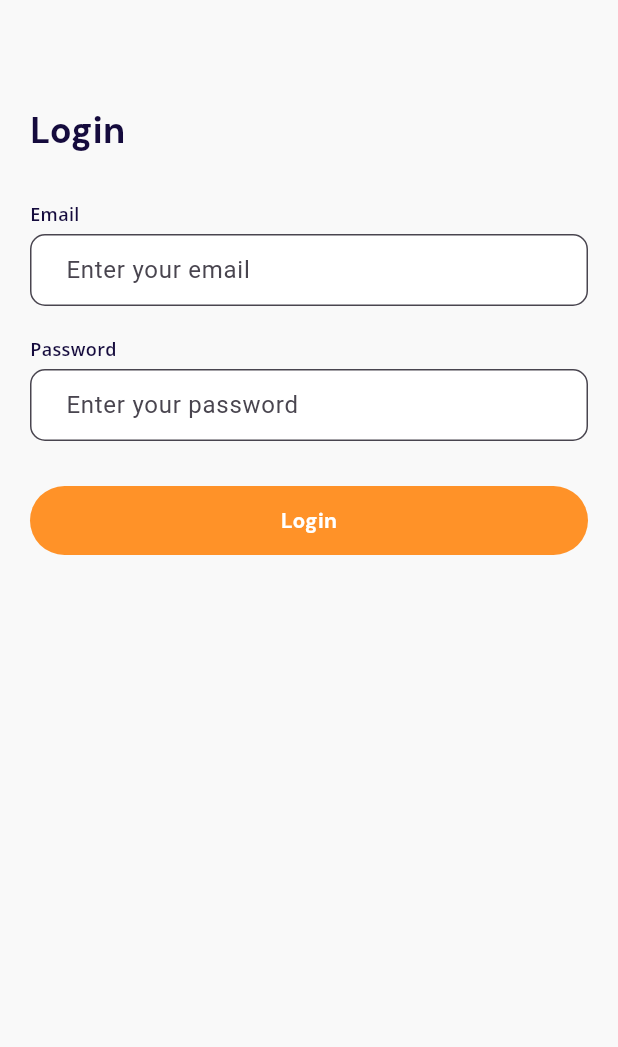
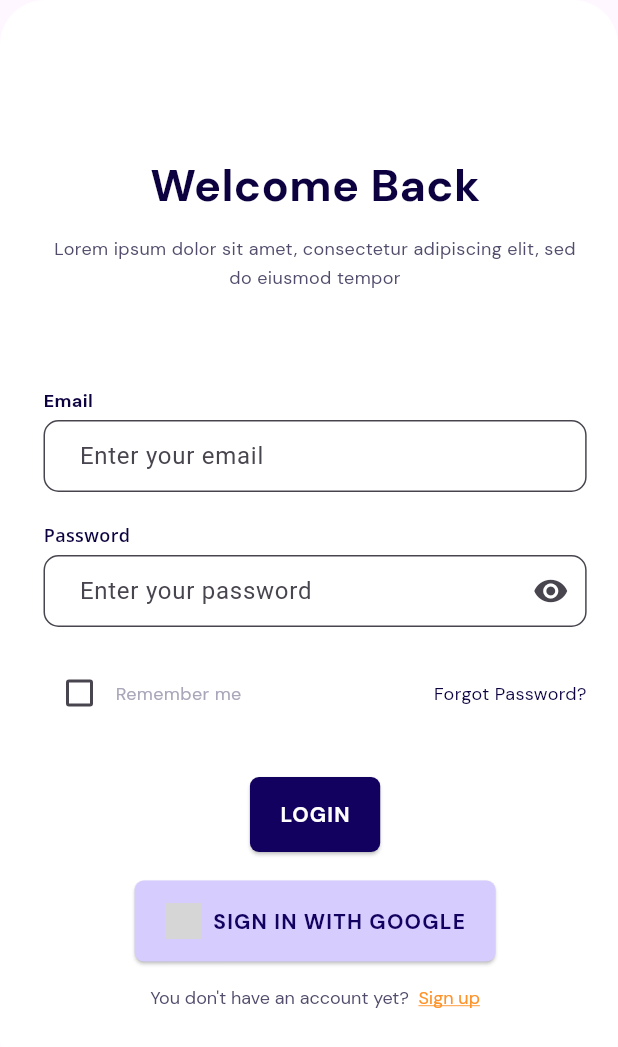
Before and after one commit to Hermankate/group7zrepo, a Flutter app: the screen it shows after launch, after a tap on "Sign In", on a phone screen of 412 x 824 dp. Shown: the top 1047 px of the screen. Run offline on Flutter 3.47's test engine with Material 3 defaults, Android fonts, the phone set to English and light mode, and no system bars; our stand-ins replace cloud_firestore, firebase_auth, firebase_core, firebase_messaging, flutter_svg, font_awesome_flutter and 3 more; missing offline and left inert: .dart, googleapis; accounts and stored records are empty; project files that could hold a hidden picture were left out; key blocks and very long unbroken strings in the code were emptied for the run; grey boxes are pictures that could not be loaded.

Commit message:
working on ui

```diff
--- a/lib/pages/auth/sign_in_page.dart
+++ b/lib/pages/auth/sign_in_page.dart
@@ -370,7 +370,11 @@
 //     );
 //   }
 // }
+// ignore_for_file: prefer_const_literals_to_create_immutables, prefer_const_constructors
+
+import 'package:flutter/gestures.dart';
 import 'package:flutter/material.dart';
+import 'package:flutter_svg/flutter_svg.dart';
 import 'package:google_fonts/google_fonts.dart';
 
 class SignInPage extends StatefulWidget {
@@ -381,6 +385,20 @@ class SignInPage extends StatefulWidget {
 class _SignInPageState extends State<SignInPage> {
   final _emailController = TextEditingController();
   final _passwordController = TextEditingController();
+  bool _rememberMe = false;
+  bool _obscurePassword = true;
+
+  void _toggleRememberMe(bool? value) {
+    setState(() {
+      _rememberMe = value ?? false;
+    });
+  }
+
+  void _togglePasswordVisibility() {
+    setState(() {
+      _obscurePassword = !_obscurePassword;
+    });
+  }
 
   void _login() {
     final email = _emailController.text;
@@ -390,31 +408,53 @@ class _SignInPageState extends State<SignInPage> {
     print('Password: $password');
   }
 
+  void _loginWithGoogle() {
+    // Handle Google login logic here
+  }
+
   @override
   Widget build(BuildContext context) {
     return Scaffold(
-      backgroundColor: Color(0xFFF9F9F9),
-      body: Padding(
-        padding: const EdgeInsets.all(20.0),
+      body: SingleChildScrollView(
+        child: Container(
+          decoration: BoxDecoration(
+            color: Color(0xFFFFFFFF),
+            borderRadius: BorderRadius.circular(30),
+          ),
+          child: Padding(
+            padding: EdgeInsets.fromLTRB(29, 102, 20.9, 50),
             child: Column(
-          crossAxisAlignment: CrossAxisAlignment.start,
+              crossAxisAlignment: CrossAxisAlignment.center,
               children: [
-            SizedBox(height: 50),
                 Text(
-              'Login',
+                  'Welcome Back',
                   style: GoogleFonts.dmSans(
                     fontWeight: FontWeight.w700,
-                fontSize: 24,
-                color: Color(0xFF150B3D),
+                    fontSize: 30,
+                    color: Color(0xFF0D0140),
                   ),
                 ),
-            SizedBox(height: 30),
+                SizedBox(height: 11),
                 Text(
+                  'Lorem ipsum dolor sit amet, consectetur adipiscing elit, sed do eiusmod tempor',
+                  textAlign: TextAlign.center,
+                  style: GoogleFonts.dmSans(
+                    fontWeight: FontWeight.w400,
+                    fontSize: 12,
+                    height: 1.6,
+                    color: Color(0xFF524B6B),
+                  ),
+                ),
+                SizedBox(height: 64),
+                Align(
+                  alignment: Alignment.topLeft,
+                  child: Text(
                     'Email',
-              style: GoogleFonts.openSans(
-                fontWeight: FontWeight.w600,
+                    style: GoogleFonts.dmSans(
+                      fontWeight: FontWeight.w700,
                       fontSize: 12,
-                color: Color(0xFF150B3D),
+                      color: Color(0xFF0D0140),
+                    ),
                   ),
                 ),
                 SizedBox(height: 5),
@@ -432,18 +472,21 @@ class _SignInPageState extends State<SignInPage> {
                   ),
                 ),
                 SizedBox(height: 20),
-            Text(
+                Align(
+                  alignment: Alignment.topLeft,
+                  child: Text(
                     'Password',
                     style: GoogleFonts.openSans(
                       fontWeight: FontWeight.w600,
                       fontSize: 12,
-                color: Color(0xFF150B3D),
+                      color: Color(0xFF0D0140),
+                    ),
                   ),
                 ),
                 SizedBox(height: 5),
                 TextField(
                   controller: _passwordController,
-              obscureText: true,
+                  obscureText: _obscurePassword,
                   decoration: InputDecoration(
                     hintText: 'Enter your password',
                     contentPadding:
@@ -453,33 +496,131 @@ class _SignInPageState extends State<SignInPage> {
                     ),
                     filled: true,
                     fillColor: Colors.white,
+                    suffixIcon: IconButton(
+                      icon: Icon(
+                        _obscurePassword
+                            ? Icons.visibility
+                            : Icons.visibility_off,
+                      ),
+                      onPressed: _togglePasswordVisibility,
                     ),
                   ),
-            SizedBox(height: 30),
-            GestureDetector(
-              onTap: _login,
-              child: Container(
-                width: double.infinity,
-                height: 46,
-                decoration: BoxDecoration(
-                  color: Color(0xFFFF9228),
-                  borderRadius: BorderRadius.circular(23),
                 ),
-                child: Center(
+                SizedBox(height: 20),
+                Row(
+                  mainAxisAlignment: MainAxisAlignment.spaceBetween,
+                  children: [
+                    Row(
+                      children: [
+                        Checkbox(
+                          value: _rememberMe,
+                          onChanged: _toggleRememberMe,
+                        ),
+                        Text(
+                          'Remember me',
+                          style: GoogleFonts.dmSans(
+                            fontWeight: FontWeight.w400,
+                            fontSize: 12,
+                            color: Color(0xFFAAA6B9),
+                          ),
+                        ),
+                      ],
+                    ),
+                    Text(
+                      'Forgot Password?',
+                      style: GoogleFonts.dmSans(
+                        fontWeight: FontWeight.w400,
+                        fontSize: 12,
+                        color: Color(0xFF0D0140),
+                      ),
+                    ),
+                  ],
+                ),
+                SizedBox(height: 32),
+                ElevatedButton(
+                  onPressed: _login,
+                  style: ElevatedButton.styleFrom(
+                    backgroundColor: Color(0xFF130160),
+                    shape: RoundedRectangleBorder(
+                      borderRadius: BorderRadius.circular(6),
+                    ),
+                    padding: EdgeInsets.symmetric(vertical: 15, horizontal: 20),
+                  ),
                   child: Text(
-                    'Login',
+                    'LOGIN',
                     style: GoogleFonts.dmSans(
                       fontWeight: FontWeight.w700,
                       fontSize: 14,
                       color: Colors.white,
+                      letterSpacing: 0.8,
                     ),
                   ),
                 ),
+                SizedBox(height: 19),
+                ElevatedButton.icon(
+                  onPressed: _loginWithGoogle,
+                  style: ElevatedButton.styleFrom(
+                    backgroundColor: Color(0xFFD6CDFE),
+                    shape: RoundedRectangleBorder(
+                      borderRadius: BorderRadius.circular(6),
+                    ),
+                    padding: EdgeInsets.symmetric(vertical: 15, horizontal: 20),
+                  ),
+                  icon: Image.asset(
+                    'assets/images/google_1.png',
+                    width: 24,
+                    height: 24,
+                  ),
+                  label: Text(
+                    'SIGN IN WITH GOOGLE',
+                    style: GoogleFonts.dmSans(
+                      fontWeight: FontWeight.w700,
+                      fontSize: 14,
+                      color: Color(0xFF130160),
+                      letterSpacing: 0.8,
+                    ),
+                  ),
+                ),
+                SizedBox(height: 16),
+                RichText(
+                  text: TextSpan(
+                    style: GoogleFonts.openSans(
+                      fontWeight: FontWeight.w400,
+                      fontSize: 12,
+                      color: Color(0xFF524B6B),
+                    ),
+                    children: [
+                      TextSpan(
+                        text: 'You don\'t have an account yet?  ',
+                        style: GoogleFonts.dmSans(
+                          fontWeight: FontWeight.w400,
+                          fontSize: 12,
+                          height: 1.3,
+                        ),
+                      ),
+                      TextSpan(
+                        text: 'Sign up',
+                        style: GoogleFonts.dmSans(
+                          fontWeight: FontWeight.w400,
+                          fontSize: 12,
+                          decoration: TextDecoration.underline,
+                          height: 1.3,
+                          color: Color(0xFFFF9228),
+                          decorationColor: Color(0xFFFF9228),
+                        ),
+                        recognizer: TapGestureRecognizer()
+                          ..onTap = () {
+                            Navigator.pushNamed(context, '/signup');
+                          },
+                      ),
+                    ],
                   ),
                 ),
               ],
             ),
           ),
+        ),
+      ),
     );
   }
 }
--- a/lib/pages/auth/sign_up_page.dart
+++ b/lib/pages/auth/sign_up_page.dart
@@ -401,6 +401,7 @@
 //     }
 //   }
 // }
+
 import 'package:cjb/pages/auth/auth_service.dart';
 import 'package:cjb/pages/main/main_page/main_page.dart';
 import 'package:flutter/gestures.dart';
```
Lines whose indentation alone changed are shown as unchanged.
